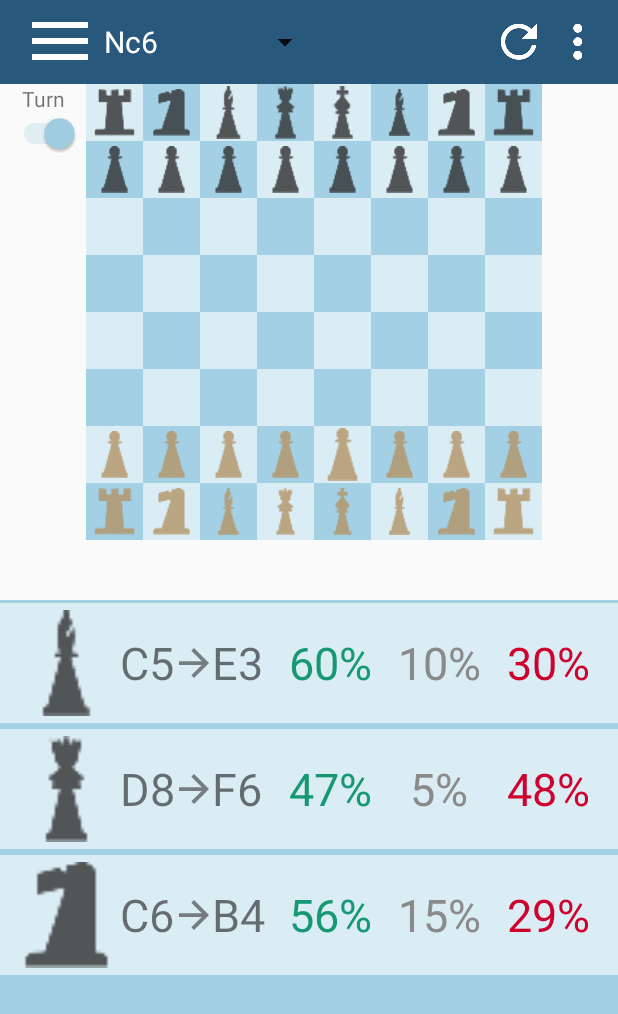
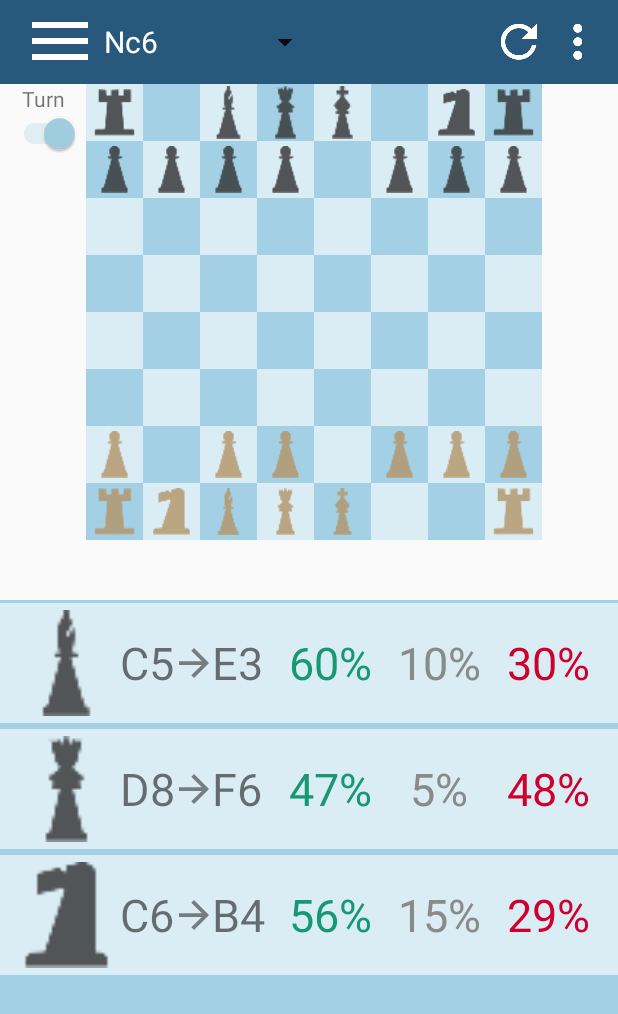
Before and after one commit to thomasszp/Chess-Vision, an Android app: the screen it shows after launch (MainActivity), on a phone screen of 412 x 824 dp. Shown: the top 1014 px of the screen. Run offline under Robolectric (Android 15) with nearby library versions, the phone set to English and light mode, and no system bars; 2 statements that could not run were skipped.

Commit message:
started refactoring main

```diff
--- a/app/src/main/java/com/example/chessvision2/MainActivity.java
+++ b/app/src/main/java/com/example/chessvision2/MainActivity.java
@@ -18,6 +18,7 @@ import java.io.IOException;
 import java.util.Arrays;
 import java.util.Locale;
 import java.util.Objects;
+
 
 public class MainActivity extends AppCompatActivity {
     private static final String TAG = "mainTag";
@@ -70,6 +71,24 @@ public class MainActivity extends AppCompatActivity {
         exampleBoard.addPiece(examplePiece);
         exampleBoard.addPiece(examplePiece2);
         Log.d(TAG, exampleBoard.toString());
+    }
+
+    //loads frontend board from board object currently in use
+    private void loadBoard(ChessBoard board) {
+        //clear board
+        clearBoard();
+
+        //put all pieces on new board
+        for (ChessPiece piece : board.getPieces()) {
+            SetGridSpace(piece, piece.getRow(), piece.getCol());
+        }
+
+    }
+
+    //TODO: CLEAR FRONTEND OF ALL IMAGES
+    //please write this adam
+    private void clearBoard() {
+
     }
 
     // Add new previously made move signature (in PGN) to the prevMoves array
@@ -223,31 +242,14 @@ public class MainActivity extends AppCompatActivity {
     }
 
     private void SetGridSpace(char piece, int col, int row) throws IOException {
+        boardArray[0, 5]; //create 2d array of allard id's
         String tmp = String.valueOf(GetColLetter(col)) + row;
         int gridID = getResources().getIdentifier(String.valueOf(GetColLetter(col)) + row, "id", getPackageName());
         ImageView pieceImage = findViewById(gridID);
         if (piece == ' ') { //Add blank space to the grid spot
             pieceImage.setBackgroundResource(0);
         } else {            //Add piece to that grid spot
-            pieceImage.setBackgroundResource(getResources().getIdentifier((String) GetPieceName(piece), "drawable", getPackageName()));
-        }
-    }
-
-    private String GetPieceName(char piece) throws IOException {
-        switch (piece) {
-            case 'p': return "black_pawn";
-            case 'r': return "black_rook";
-            case 'n': return "black_knight";
-            case 'b': return "black_bishop";
-            case 'q': return "black_queen";
-            case 'k': return "black_king";
-            case 'P': return "white_pawn";
-            case 'R': return "white_rook";
-            case 'N': return "white_knight";
-            case 'B': return "white_bishop";
-            case 'Q': return "white_queen";
-            case 'K': return "white_king";
-            default: throw new IOException("Unexpected piece letter");
+            pieceImage.setBackgroundResource(getResources().getIdentifier((String) findPieceName(piece), "drawable", getPackageName()));
         }
     }
 
```
